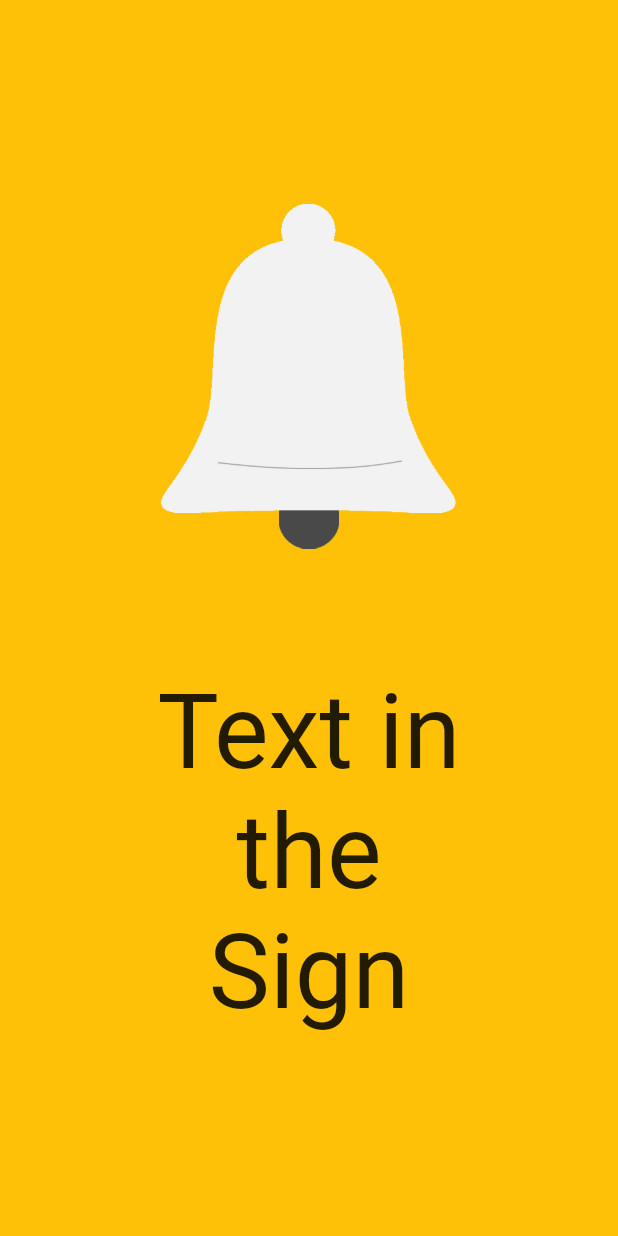
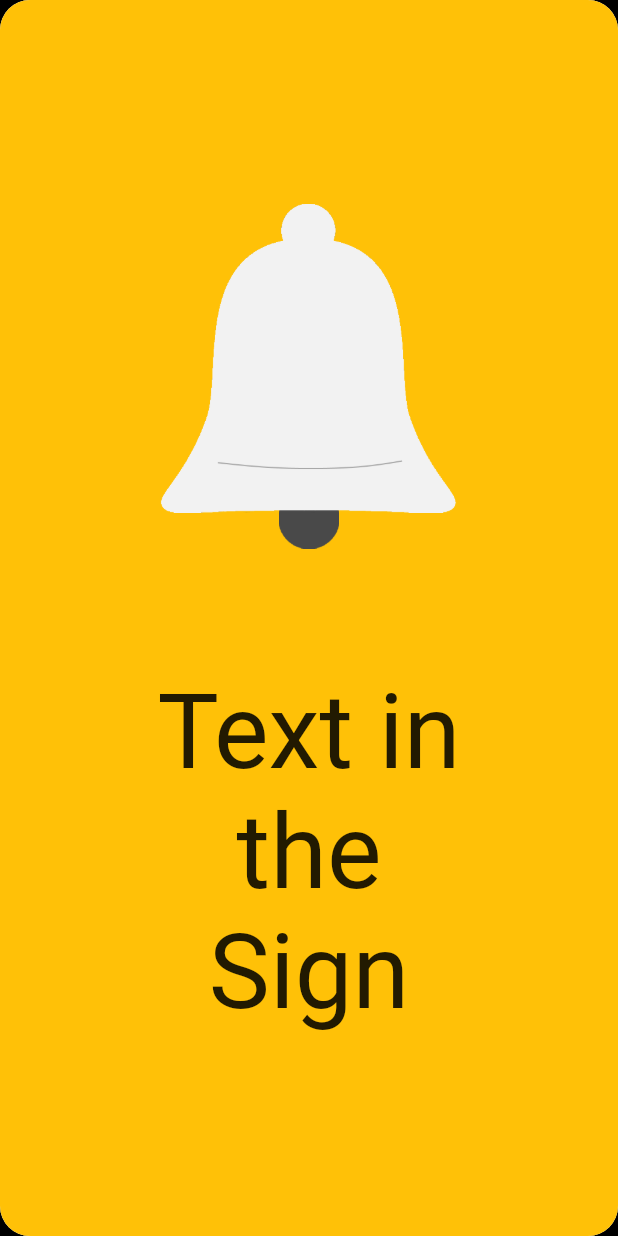
Before and after one commit to KoiFresh/dieklingel_base, a Flutter app: the screen it shows after launch, on a phone screen of 412 x 824 dp. Run offline on Flutter 3.47's test engine with Material 2 defaults, Android fonts, the phone set to English and light mode, and no system bars; our stand-ins replace audioplayers, camera, shared_preferences; missing offline and left inert: flutter_webrtc, mqtt_client.

Commit message:
margin and radius added

```diff
--- a/lib/main.dart
+++ b/lib/main.dart
@@ -1,19 +1,58 @@
+import 'dart:convert';
+import 'dart:io';
+
 import 'package:dieklingel_base/views/home.dart';
 import 'package:flutter/material.dart';
+import 'package:flutter/services.dart';
 
 void main() {
   runApp(const MyApp());
 }
 
-class MyApp extends StatelessWidget {
+class MyApp extends StatefulWidget {
   const MyApp({super.key});
+
+  State<MyApp> createState() => _MyApp();
+}
+
+class _MyApp extends State<MyApp> {
+  EdgeInsetsGeometry geometry = const EdgeInsets.all(0);
+
+  @override
+  void initState() {
+    init();
+    super.initState();
+  }
+
+  void init() async {
+    String configPath = "assets/config/config.json";
+    String rawConfig = await rootBundle.loadString(configPath);
+    dynamic config = jsonDecode(rawConfig);
+
+    EdgeInsetsGeometry insets = EdgeInsets.fromLTRB(
+      config["viewport"]["clip"]["left"] ?? 0,
+      config["viewport"]["clip"]["top"] ?? 0,
+      config["viewport"]["clip"]["right"] ?? 0,
+      config["viewport"]["clip"]["bottom"] ?? 0,
+    );
+    setState(() {
+      geometry = insets;
+    });
+  }
 
   // This widget is the root of your application.
   @override
   Widget build(BuildContext context) {
-    return const MaterialApp(
-      home: Scaffold(
-        body: Home(),
+    return MaterialApp(
+      home: Container(
+        color: Colors.black,
+        padding: geometry,
+        child: ClipRRect(
+          borderRadius: BorderRadius.circular(20),
+          child: const Scaffold(
+            body: Home(),
+          ),
+        ),
       ),
     );
   }
```
